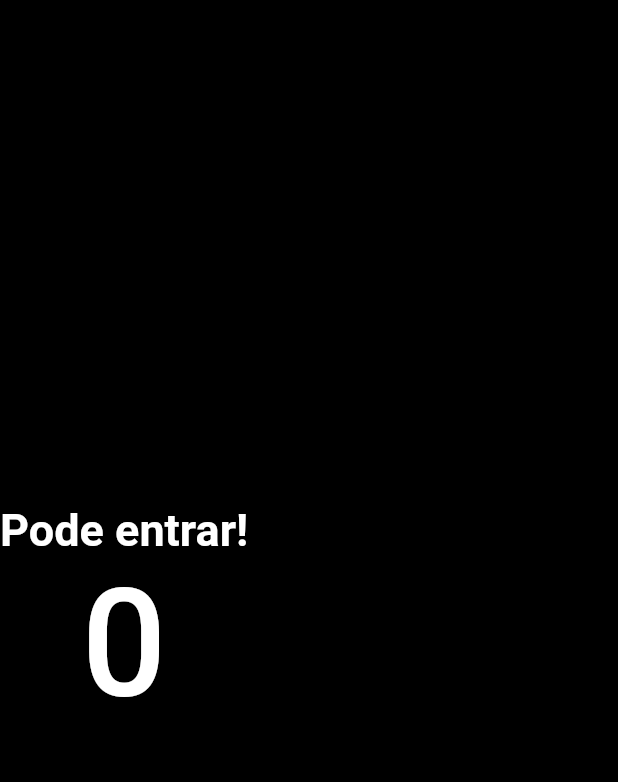
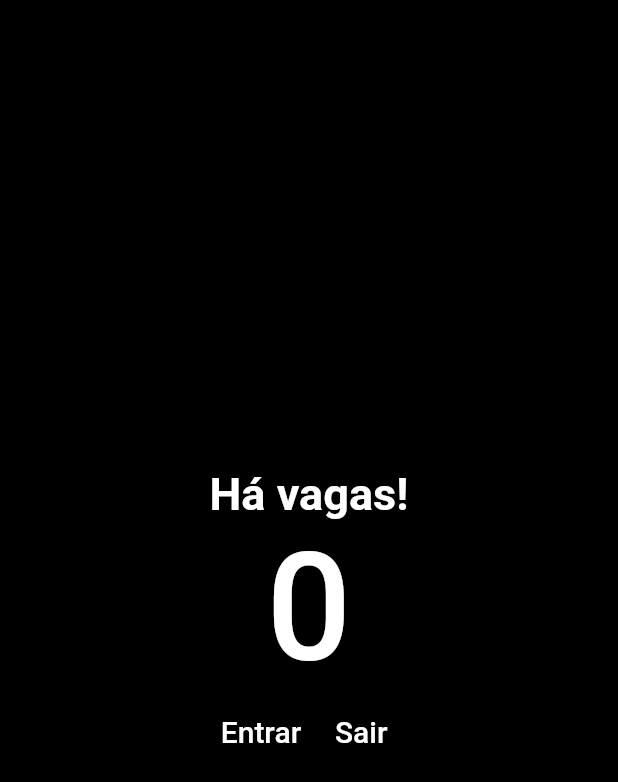
Before and after one commit to IvanHSilva/app_development, a Flutter app: the screen it shows after launch, on a phone screen of 412 x 824 dp. Shown: the top 782 px of the screen. Run offline on Flutter 3.47's test engine with Material 2 defaults, Android fonts, the phone set to English and light mode, and no system bars.

Commit message:
Row + TextButtons created

```diff
--- a/lib/main.dart
+++ b/lib/main.dart
@@ -19,23 +19,31 @@ class MyApp extends StatelessWidget {
 class HomePage extends StatelessWidget {
   const HomePage({super.key});
 
+  void increment() {
+    print('+');
+  }
+
+  void decrement() {
+    print('-');
+  }
+
   @override
   Widget build(BuildContext context) {
-    return const Scaffold(
+    return Scaffold(
       backgroundColor: Colors.black,
       body: Column(
         mainAxisAlignment: MainAxisAlignment.center,
         // ignore: unnecessary_const
-        children: const [
-          Text(
-            'Pode entrar!',
+        children: [
+          const Text(
+            'Há vagas!',
             style: TextStyle(
               fontSize: 30,
               fontWeight: FontWeight.w700,
               color: Colors.white,
             ),
           ),
-          Text(
+          const Text(
             '0',
             style: TextStyle(
               fontSize: 100,
@@ -43,6 +51,31 @@ class HomePage extends StatelessWidget {
               color: Colors.white,
             ),
           ),
+          Row(
+            mainAxisAlignment: MainAxisAlignment.center,
+            children: [
+              TextButton(
+                onPressed: increment,
+                child: const Text(
+                  'Entrar',
+                  style: TextStyle(
+                    fontSize: 20,
+                    color: Colors.white,
+                  ),
+                ),
+              ),
+              TextButton(
+                onPressed: decrement,
+                child: const Text(
+                  'Sair',
+                  style: TextStyle(
+                    fontSize: 20,
+                    color: Colors.white,
+                  ),
+                ),
+              ),
+            ],
+          ),
         ],
       ),
     );
```
